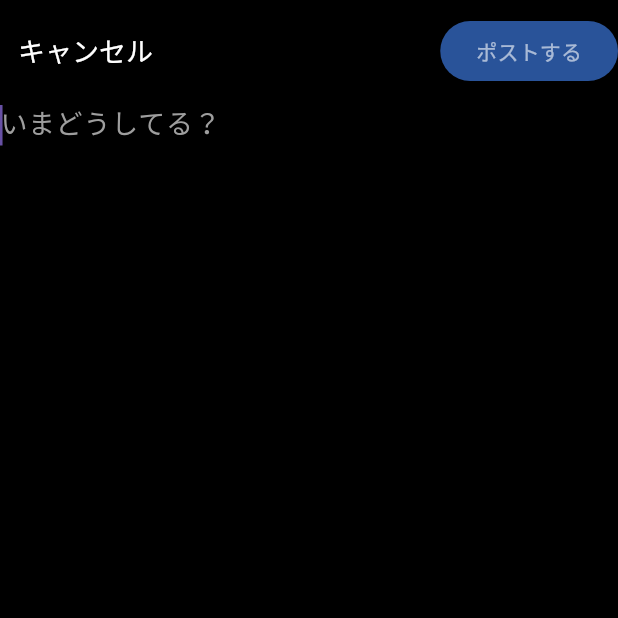
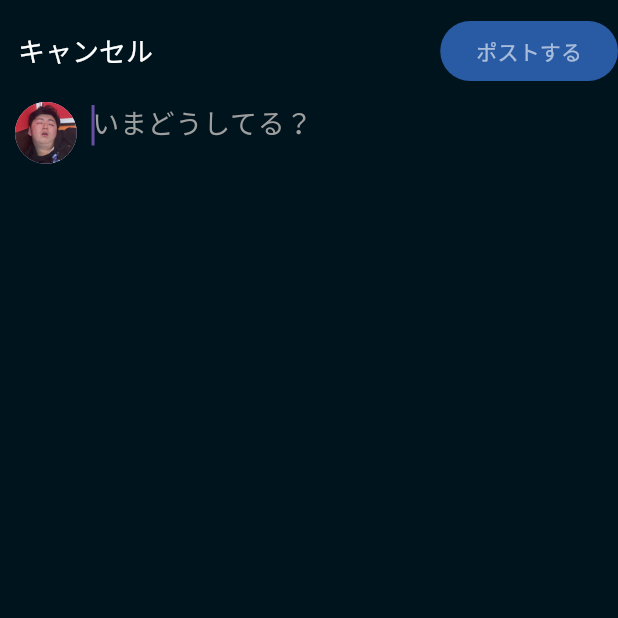
Before and after one commit to Rei0404nakada/learning_ui, a Flutter app: the InputPage screen opened directly, on a phone screen of 412 x 824 dp, the top half of it. Run offline on Flutter 3.47's test engine with Material 3 defaults, Android fonts, the phone set to English and light mode, and no system bars; our stand-ins replace shared_preferences; accounts and stored records are empty.

Commit message:
add: inputPageに画像追加、TextFieldのtext折り返し設定追加

```diff
--- a/lib/inputPage.dart
+++ b/lib/inputPage.dart
@@ -35,12 +35,14 @@ class _InputPageState extends State<InputPage> {
 
   @override
   Widget build(BuildContext context) {
+    double _deviceWidth = MediaQuery.of(context).size.width;
+    print(_deviceWidth);
     return Scaffold(
-      backgroundColor: Colors.black,
+      backgroundColor: Color.fromARGB(255, 0, 20, 30),
       appBar: PreferredSize(
         preferredSize: const Size.fromHeight(10),
         child: AppBar(
-          backgroundColor: Colors.black,
+          backgroundColor: Color.fromARGB(255, 0, 20, 30),
         ),
       ),
       body: Center(
@@ -86,7 +88,22 @@ class _InputPageState extends State<InputPage> {
                 ),
               ],
             ),
-            TextField(
+            Row(
+              crossAxisAlignment: CrossAxisAlignment.start,
+              children: <Widget>[
+                Padding(
+                  padding: const EdgeInsets.all(10),
+                  child: Container(
+                    width: _deviceWidth * 0.1,
+                    height: _deviceWidth * 0.1,
+                    child: const CircleAvatar(
+                      backgroundImage: AssetImage('assets/image/IMG_3614.jpg'),
+                    ),
+                  ),
+                ),
+                Expanded(
+                  child: TextField(
+                    maxLines: null,
                     controller: _controller,
                     decoration: const InputDecoration(
                       hintText: 'いまどうしてる？',
@@ -102,6 +119,9 @@ class _InputPageState extends State<InputPage> {
                       fontSize: 18,
                     ),
                   ),
+                ),
+              ],
+            ),
           ],
         ),
       ),
```
Lines whose indentation alone changed are shown as unchanged.
